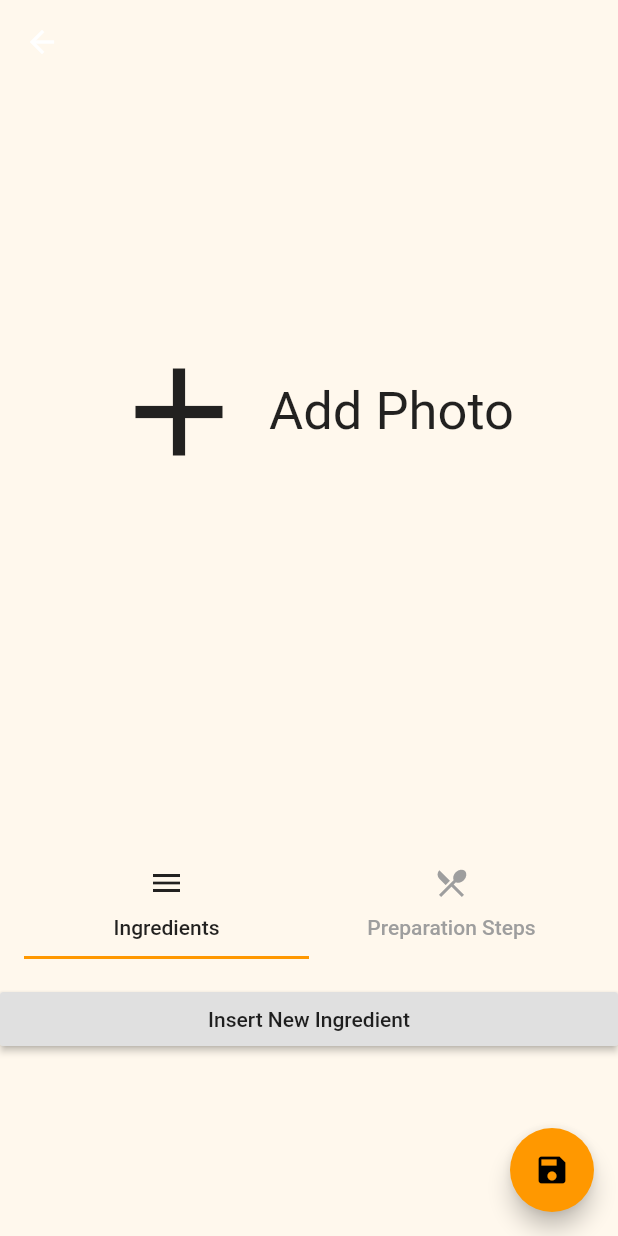
After one commit to AmrMonzir/munchy, a Flutter app: the RecipesCategoriesScreen screen opened by its route, after a tap on the "add" icon, on a phone screen of 412 x 824 dp. The commit adds this screen. Run offline on Flutter 3.47's test engine with Material 2 defaults, Android fonts, the phone set to English and light mode, and no system bars; our stand-ins replace bordered_text, firebase_auth, firebase_core, image_picker, material_floating_search_bar, modal_progress_hud and 2 more; accounts and stored records are empty; network calls fail.

Commit message:
added package to add pictures from gallery or camera, added a recipe addition screen and working on it, can now display favorites in search bar in recipe categories screen but still need to add the search functionality.

```diff
--- a/lib/model/ing_dao.dart
+++ b/lib/model/ing_dao.dart
@@ -24,7 +24,7 @@ class IngredientsDao {
     return result;
   }
 
-  Future<String> loadAsset() async {
+  Future<String> _loadAsset() async {
     return await rootBundle.loadString('assets/ingredients.txt');
   }
 
@@ -47,7 +47,7 @@ class IngredientsDao {
 
   insertIngsInDB() async {
     // to use only the first time the app is run
-    var input = await loadAsset();
+    var input = await _loadAsset();
 
     List<String> list = input.split(",");
 
--- /dev/null
+++ b/lib/screens/add_new_rec_screen.dart
@@ -0,0 +1,249 @@
+import 'dart:io';
+
+import 'package:flutter/material.dart';
+import 'package:image_picker/image_picker.dart';
+import 'package:munchy/bloc/bloc_base.dart';
+import 'package:munchy/bloc/master_bloc.dart';
+import 'package:munchy/components/recipe_ingredients_card.dart';
+import 'package:munchy/model/ingredient.dart';
+import 'package:munchy/model/recipe.dart';
+import '../constants.dart';
+import 'package:munchy/model/recipe_instructions.dart' as step;
+
+class AddNewRecipeScreen extends StatefulWidget {
+  @override
+  _AddNewRecipeScreenState createState() => _AddNewRecipeScreenState();
+}
+
+class _AddNewRecipeScreenState extends State<AddNewRecipeScreen> {
+  int _insertedIngsCount = 0;
+  int _insertedStepsCount = 0;
+  MasterBloc masterBloc;
+  String recipeTitle = "";
+  List<Ingredient> ingsList = [];
+  List<step.Step> recipeStepList = [];
+  var _imagePicker = ImagePicker();
+
+  Widget getImageFromDevice() {
+    return GestureDetector(
+      onTap: () async {
+        //TODO get image dialog
+        int isGalleryOrCamera = -1;
+        showDialog(
+          context: context,
+          builder: (context) {
+            return AlertDialog(
+              title: Text("Add photo"),
+              actions: [
+                RaisedButton(
+                  color: kPrimaryColor,
+                  child: Row(
+                    children: [Icon(Icons.image), Text("Pick from gallery")],
+                  ),
+                  onPressed: () {
+                    isGalleryOrCamera = 0;
+                    Navigator.of(context).pop();
+                  },
+                ),
+                RaisedButton(
+                  color: kPrimaryColor,
+                  child: Row(
+                    children: [
+                      Icon(Icons.camera_alt),
+                      Text("Capture new photo")
+                    ],
+                  ),
+                  onPressed: () {
+                    isGalleryOrCamera = 1;
+                    Navigator.of(context).pop();
+                  },
+                )
+              ],
+            );
+          },
+        );
+        PickedFile pickedFile;
+
+        if (isGalleryOrCamera == 0) {
+          pickedFile = await _imagePicker.getImage(source: ImageSource.gallery);
+        } else if (isGalleryOrCamera == 1) {
+          pickedFile = await _imagePicker.getImage(source: ImageSource.camera);
+        } else {
+          //nothing picked
+        }
+        setState(() {
+          if (pickedFile != null) {
+            return Image.file(File(pickedFile.path));
+          } else {
+            return Image.asset("images/placeholder_food.png");
+          }
+        });
+      },
+      child: Row(
+        mainAxisAlignment: MainAxisAlignment.center,
+        textBaseline: TextBaseline.alphabetic,
+        children: [
+          Icon(
+            Icons.add,
+            size: 100,
+          ),
+          SizedBox(
+            width: 10,
+          ),
+          Text(
+            "Add Photo",
+            style: TextStyle(fontSize: 35),
+          ),
+        ],
+      ),
+    );
+  }
+
+  @override
+  void initState() {
+    masterBloc = BlocProvider.of<MasterBloc>(context);
+    super.initState();
+  }
+
+  @override
+  void dispose() {
+    super.dispose();
+    masterBloc.disposeRecController();
+  }
+
+  @override
+  Widget build(BuildContext context) {
+    double height = MediaQuery.of(context).size.height;
+    return Scaffold(
+      floatingActionButton: FloatingActionButton(
+        child: Icon(Icons.save),
+        onPressed: () {
+          // TODO save recipe in db
+          step.RecipeInstructions recipeInstructions;
+          recipeInstructions.steps = recipeStepList;
+          List<step.RecipeInstructions> list = [];
+          list.add(recipeInstructions);
+          masterBloc.addRec(
+            Recipe(
+                title: recipeTitle,
+                ingredientsList: ingsList,
+                analyzedInstructions: list,
+                isFavorite: true),
+          );
+          Navigator.pop(context);
+        },
+      ),
+      backgroundColor: kScaffoldBackgroundColor,
+      body: DefaultTabController(
+        length: 2,
+        child: NestedScrollView(
+          headerSliverBuilder: (BuildContext context, bool innerBoxIsScrolled) {
+            return [
+              SliverAppBar(
+                backgroundColor: kScaffoldBackgroundColor,
+                expandedHeight: height * 2 / 3,
+                collapsedHeight: height / 4,
+                floating: false,
+                pinned: true,
+                snap: false,
+                actionsIconTheme: IconThemeData(opacity: 0.0),
+                flexibleSpace: Stack(
+                  children: <Widget>[
+                    Positioned.fill(
+                      child: Padding(
+                        padding: const EdgeInsets.symmetric(horizontal: 8),
+                        child: getImageFromDevice(),
+                      ),
+                    ),
+                  ],
+                ),
+              ),
+              SliverPadding(
+                padding: new EdgeInsets.all(16.0),
+                sliver: new SliverList(
+                  delegate: new SliverChildListDelegate([
+                    TabBar(
+                      labelColor: Colors.black87,
+                      unselectedLabelColor: Colors.grey,
+                      tabs: [
+                        Tab(icon: Icon(Icons.menu), text: "Ingredients"),
+                        Tab(
+                            icon: Icon(Icons.restaurant_menu),
+                            text: "Preparation Steps"),
+                      ],
+                    ),
+                  ]),
+                ),
+              ),
+            ];
+          },
+          body: TabBarView(
+            children: [
+              _prepareIngTabContents(),
+              _prepareStepTabContents(),
+            ],
+          ),
+        ),
+      ),
+    );
+  }
+
+  Widget _prepareIngTabContents() {
+    return ListView.builder(
+      itemBuilder: (context, index) {
+        if (index != _insertedIngsCount) {
+          return RecipeIngredientsCard(
+            name: ingsList[index].name,
+            image: kBaseIngredientURL + ingsList[index].image,
+          );
+        } else {
+          return InsertNewButton(
+            type: "Ingredient",
+            onPress: () {
+              //TODO insert new ingredient code
+            },
+          );
+        }
+      },
+      itemCount: _insertedIngsCount + 1,
+    );
+  }
+
+  Widget _prepareStepTabContents() {
+    return ListView.builder(
+      itemBuilder: (context, index) {
+        if (index != _insertedStepsCount) {
+          String allSteps = "";
+          for (var step in recipeStepList) {
+            if (step.step != null)
+              allSteps += "${step.number}_ ${step.step}  \n\n";
+          }
+          return Text(
+            allSteps,
+            style: TextStyle(fontSize: 18),
+          );
+        } else
+          return InsertNewButton(
+            type: "Step",
+            onPress: () {
+              //TODO insert new step code
+            },
+          );
+      },
+      itemCount: _insertedStepsCount + 1,
+    );
+  }
+}
+
+class InsertNewButton extends StatelessWidget {
+  InsertNewButton({this.type, this.onPress});
+  final String type;
+  final onPress;
+  @override
+  Widget build(BuildContext context) {
+    return RaisedButton(
+      child: Text("Insert New $type"),
+      onPressed: onPress,
+    );
+  }
+}
--- a/lib/screens/fridge_screen.dart
+++ b/lib/screens/fridge_screen.dart
@@ -1,10 +1,8 @@
 import 'package:flutter/material.dart';
 import 'package:munchy/bloc/bloc_base.dart';
 import 'package:munchy/bloc/master_bloc.dart';
-import 'package:munchy/components/ingredient_card.dart';
 import 'package:munchy/components/recipe_card_for_fridge_screen.dart';
 import 'package:munchy/constants.dart';
-import 'package:munchy/model/ingredient.dart';
 import 'package:munchy/model/recipe.dart';
 
 bool _userHasFridge = false;
--- a/lib/screens/rec_categories_screen.dart
+++ b/lib/screens/rec_categories_screen.dart
@@ -1,14 +1,20 @@
 import 'package:flutter/material.dart';
 import 'package:material_floating_search_bar/material_floating_search_bar.dart';
+import 'package:munchy/bloc/bloc_base.dart';
 import 'package:munchy/bloc/master_bloc.dart';
 import 'package:munchy/components/ings_widget.dart';
 import 'package:munchy/components/meal_card.dart';
+import 'package:munchy/components/recipe_card_for_fridge_screen.dart';
 import 'package:munchy/constants.dart';
 import 'package:munchy/model/ingredient.dart';
+import 'package:munchy/model/recipe.dart';
 import 'package:munchy/networking/network_helper.dart';
 import 'package:munchy/screens/favorites_screen.dart';
+import 'package:munchy/screens/recipe_screen.dart';
 import 'package:munchy/screens/recipes_screen.dart';
 import 'package:persistent_bottom_nav_bar/persistent-tab-view.dart';
+
+import 'add_new_rec_screen.dart';
 
 class RecipesCategoriesScreen extends StatefulWidget {
   static String id = "recipes_screen";
@@ -19,9 +25,14 @@ class RecipesCategoriesScreen extends StatefulWidget {
 
 class _RecipesCategoriesScreenState extends State<RecipesCategoriesScreen> {
   TextEditingController _controller;
+  MasterBloc masterBloc;
+  List<Widget> searchColumn = [];
+
   @override
   void initState() {
     _controller = TextEditingController();
+    masterBloc = BlocProvider.of<MasterBloc>(context);
+    WidgetsBinding.instance.addPostFrameCallback((_) => getFavs());
     super.initState();
   }
 
@@ -33,7 +44,23 @@ class _RecipesCategoriesScreenState extends State<RecipesCategoriesScreen> {
   @override
   Widget build(BuildContext context) {
     return Scaffold(
-      floatingActionButton: FloatingActionButton(
+      floatingActionButton: Column(
+        mainAxisAlignment: MainAxisAlignment.end,
+        children: [
+          FloatingActionButton(
+            heroTag: null, //to solve error that shows up for multiple hero tags
+            child: Icon(
+              Icons.add,
+              color: kScaffoldBackgroundColor,
+            ),
+            onPressed: () {
+              pushNewScreen(context, screen: AddNewRecipeScreen());
+            },
+          ),
+          SizedBox(
+            height: 10,
+          ),
+          FloatingActionButton(
             child: Icon(
               Icons.star,
               color: kScaffoldBackgroundColor,
@@ -43,6 +70,8 @@ class _RecipesCategoriesScreenState extends State<RecipesCategoriesScreen> {
                   screen: FavoritesScreen(),
                   pageTransitionAnimation: PageTransitionAnimation.slideUp);
             },
+          )
+        ],
       ),
       backgroundColor: kScaffoldBackgroundColor,
       // This is handled by the search bar itself.
@@ -120,20 +149,29 @@ class _RecipesCategoriesScreenState extends State<RecipesCategoriesScreen> {
         ),
       ],
       builder: (context, transition) {
-        return ClipRRect(
+        return Material(
+          color: Colors.white,
           borderRadius: BorderRadius.circular(8),
-          child: Material(
-            color: Colors.white,
-            elevation: 4.0,
           child: Column(
-              mainAxisSize: MainAxisSize.min,
-              children: Colors.accents.map((color) {
-                return Container(height: 112, color: color);
-              }).toList(),
-            ),
+            children: searchColumn,
           ),
         );
       },
     );
   }
+
+  Future<List<Widget>> getFavs() async {
+    List<Recipe> list = await masterBloc.getFavoriteRecs();
+    for (var rec in list) {
+      searchColumn.add(
+        HorizontalRecipeCard(
+          recipe: rec,
+          onPress: () {
+            pushNewScreen(context, screen: RecipeScreen(recipe: rec));
+          },
+        ),
+      );
     }
+    return searchColumn;
+  }
+}
--- a/pubspec.yaml
+++ b/pubspec.yaml
@@ -23,7 +23,7 @@ dependencies:
   flutter_pagewise: ^1.2.3
   material_floating_search_bar: ^0.1.7
   bordered_text: ^1.0.0
-  csv: ^4.0.3
+  image_picker: ^0.6.7+11
 
 dev_dependencies:
   flutter_test:
```
Also changed, not shown: lib/components/ingredient_card.dart (+17 -6 lines), lib/components/ings_widget.dart (+14 -4 lines), lib/components/recipe_ingredients_card.dart (+9 -2 lines), lib/screens/home_screen.dart (+13 -2 lines), lib/screens/recipe_screen.dart (+17 -18 lines), lib/screens/recipes_screen.dart (+14 -3 lines), pubspec.lock, 2 other files. Lines whose indentation alone changed are shown as unchanged.
